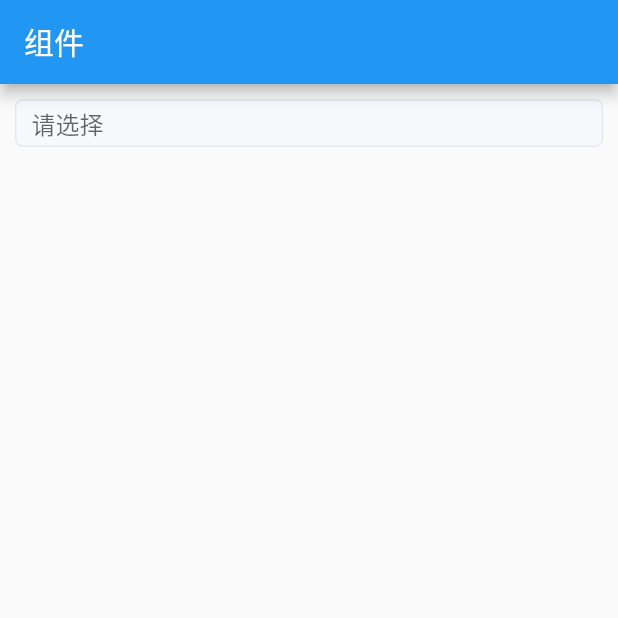
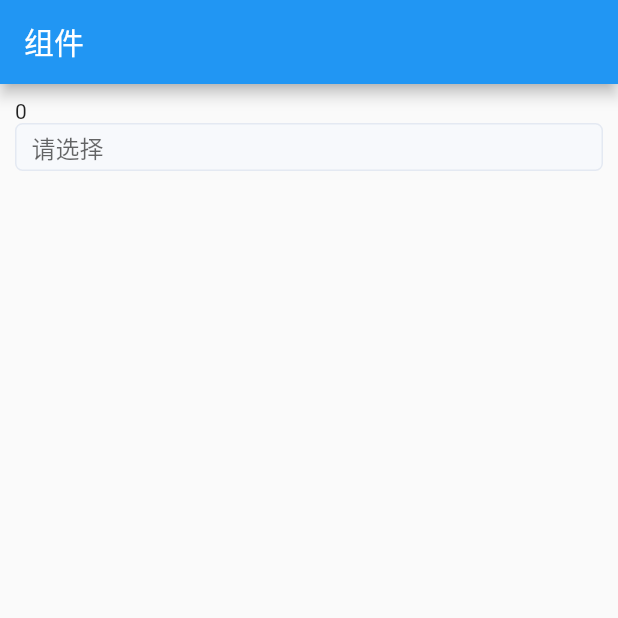
Before and after one commit to Tom0115/my-flutter-components, a Flutter app: the screen it shows after launch, on a phone screen of 412 x 824 dp, the top half of it. Run offline on Flutter 3.47's test engine with Material 2 defaults, Android fonts, the phone set to English and light mode, and no system bars.

Commit message:
new changes

```diff
--- /dev/null
+++ b/lib/components/select/select-controller.dart
@@ -0,0 +1,10 @@
+import 'package:flutter/foundation.dart';
+
+class SelectController extends ChangeNotifier {
+  int count = 0;
+
+  void addCount() {
+    count = count + 1;
+    notifyListeners();
+  }
+}
--- a/lib/main.dart
+++ b/lib/main.dart
@@ -1,5 +1,6 @@
 import 'package:flutter/material.dart';
 import 'package:my_flutter_components/components/select/index.dart';
+import 'package:my_flutter_components/components/select/select-controller.dart';
 import 'package:my_flutter_components/components/select/select-item.dart';
 
 void main() {
@@ -34,6 +35,7 @@ class _MyHomePageState extends State<MyHomePage> {
     {'value': '选项5', 'label': '北京烤鸭'},
   ];
   GlobalKey _globalKey = GlobalKey();
+  final selectController = SelectController();
 
   @override
   Widget build(BuildContext context) {
@@ -47,6 +49,7 @@ class _MyHomePageState extends State<MyHomePage> {
           mainAxisAlignment: MainAxisAlignment.start,
           crossAxisAlignment: CrossAxisAlignment.start,
           children: <Widget>[
+            Text('${selectController.count}'),
             QlSelect(
               children: [
                 ...List.generate(
```
Also changed, not shown: lib/components/select/index.dart (+17 -11 lines).
